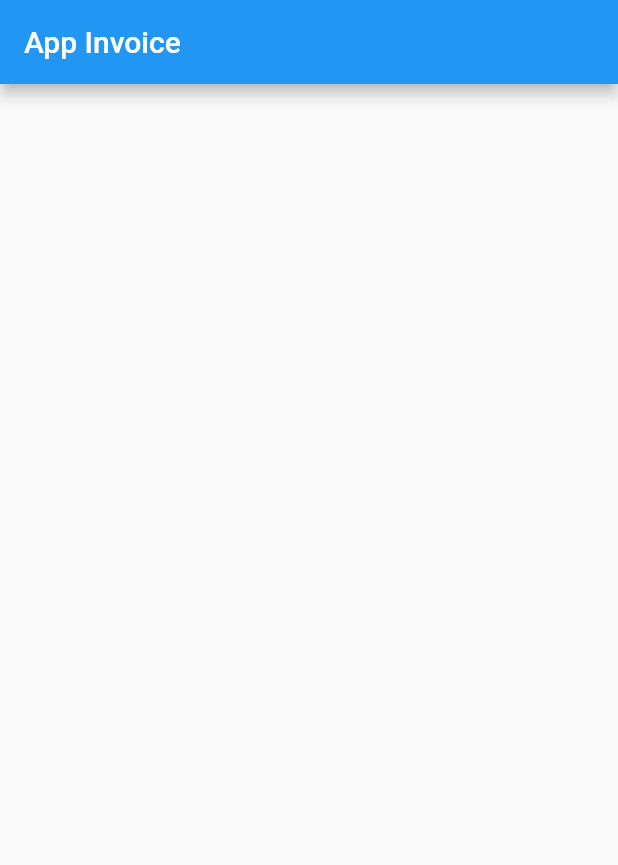
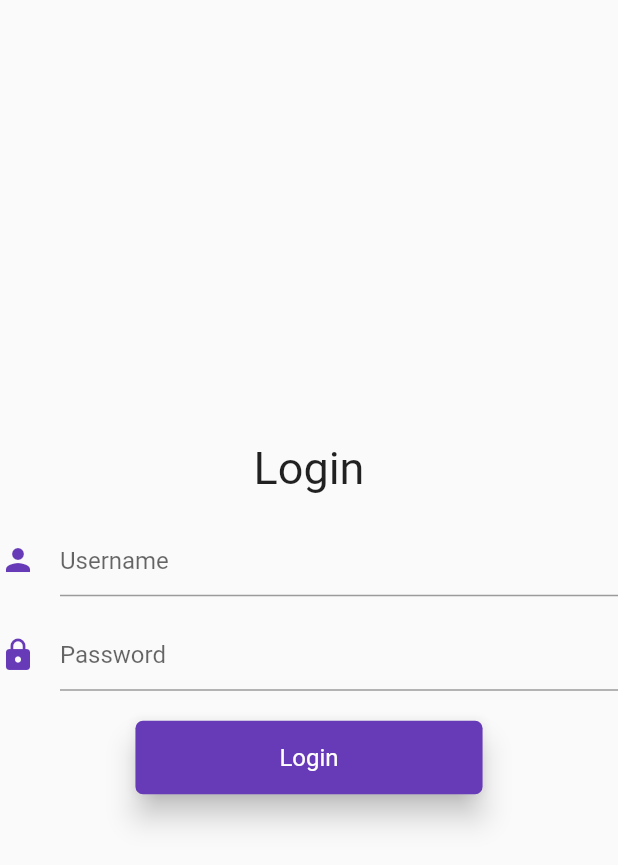
Before and after one commit to Juanavpc/App-Invoice, a Flutter app: the screen it shows after launch, on a phone screen of 412 x 824 dp. Shown: the top 865 px of the screen. Run offline on Flutter 3.47's test engine with Material 2 defaults, Android fonts, the light colour scheme and no system bars.

Commit message:
Cambios del login

```diff
--- /dev/null
+++ b/lib/Models/model_client.dart
@@ -0,0 +1,38 @@
+class Client{
+  List<ModeloCliente> items = [];
+
+  Client();
+
+  Client.fromJsonList(List<dynamic> jsonList){
+    if(jsonList == null) return;
+    for(var item in jsonList){
+      final cliente = new ModeloCliente.fromJsonMap(item);
+      items.add(cliente);
+    }
+  }
+}
+
+class ModeloCliente{
+  late int id;
+  late String name;
+  late String role;
+  late String password;
+  late String email;
+
+  ModeloCliente(
+    this.id,
+    this.name,
+    this.role,
+    this.password,
+    this.email,
+  );
+
+  ModeloCliente.fromJsonMap(Map<String, dynamic> json){
+    id = json['Client_ID'];
+    name = json['Client_name'];
+    role = json['role'];
+    password = json['password'];
+    email = json['Email'];
+  }
+
+}
--- a/lib/Pages/Login_Page.dart
+++ b/lib/Pages/Login_Page.dart
@@ -1,18 +1,90 @@
 import 'package:flutter/material.dart';
+import 'package:app_invoice/Providers/client_provider.dart';
+import 'package:app_invoice/Models/model_client.dart';
+import 'package:http/http.dart';
 
-class LoginPage extends StatelessWidget{
+class LoginPage extends StatefulWidget {
+  const LoginPage({Key? key}) : super(key: key);
+
+  @override
+  _LoginPageState createState() => _LoginPageState();
+}
+
+class _LoginPageState extends State<LoginPage> {
+
+  final clientprovider = ClientProvider();
+
+  @override
+  void initState() {
+    super.initState();
+    final getProviderClient=ClientProvider();
+
+
+  }
+
   @override
   Widget build(BuildContext context) {
-    // TODO: implement build
     return Scaffold(
-      appBar: AppBar(
-        title: Text("App Invoice"),
-      ),
-      body: Container(
+      body: Center(
         child: Column(
-          mainAxisAlignment: MainAxisAlignment.spaceAround,
+          mainAxisAlignment: MainAxisAlignment.center,
+          children: [
+            Text("Login",
+                style: TextStyle(fontSize: 30), textAlign: TextAlign.center),
+            SizedBox(height: 20),
+            _UsernameField(),
+            SizedBox(height: 15),
+            _PasswordField(),
+            SizedBox(height: 20),
+            _botonLogin(),
+          ],
         ),
       ),
     );
   }
 }
+
+TextEditingController _usernameController = TextEditingController();
+TextEditingController _passwordController = TextEditingController();
+
+Widget _UsernameField() {
+  return TextFormField(
+    controller: _usernameController,
+    keyboardType: TextInputType.emailAddress,
+    decoration: InputDecoration(
+      icon: Icon(Icons.person, color: Colors.deepPurple),
+      hintText: "Username",
+    ),
+  );
+}
+
+Widget _PasswordField() {
+  return TextFormField(
+    controller: _passwordController,
+    keyboardType: TextInputType.emailAddress,
+    obscureText: true,
+    decoration: InputDecoration(
+      icon: Icon(Icons.lock, color: Colors.deepPurple),
+      hintText: "Password",
+    ),
+  );
+}
+
+Widget _botonLogin() {
+  return ElevatedButton(
+    child: Container(
+      padding: EdgeInsets.symmetric(horizontal: 80, vertical: 15),
+      child: Text(
+        "Login",
+        style: TextStyle(fontSize: 16),
+      ),
+    ),
+    style: ElevatedButton.styleFrom(
+      backgroundColor: Colors.deepPurple,
+      shape: RoundedRectangleBorder(borderRadius: BorderRadius.circular(5)),
+      elevation: 8,
+      textStyle: TextStyle(color: Colors.white),
+    ),
+    onPressed: () {},
+  );
+}
--- a/pubspec.yaml
+++ b/pubspec.yaml
@@ -36,6 +36,7 @@ dependencies:
   # The following adds the Cupertino Icons font to your application.
   # Use with the CupertinoIcons class for iOS style icons.
   cupertino_icons: ^1.0.2
+  http: ^0.13.5
 
 dev_dependencies:
   flutter_test:
```
Also changed, not shown: lib/Providers/client_provider.dart (added, +22 -0 lines), lib/Widgets/BotonLogin.dart (added, +23 -0 lines), lib/Widgets/PasswordFiled.dart (added, +16 -0 lines), lib/Widgets/UsernameFiled.dart (added, +16 -0 lines), pubspec.lock.
